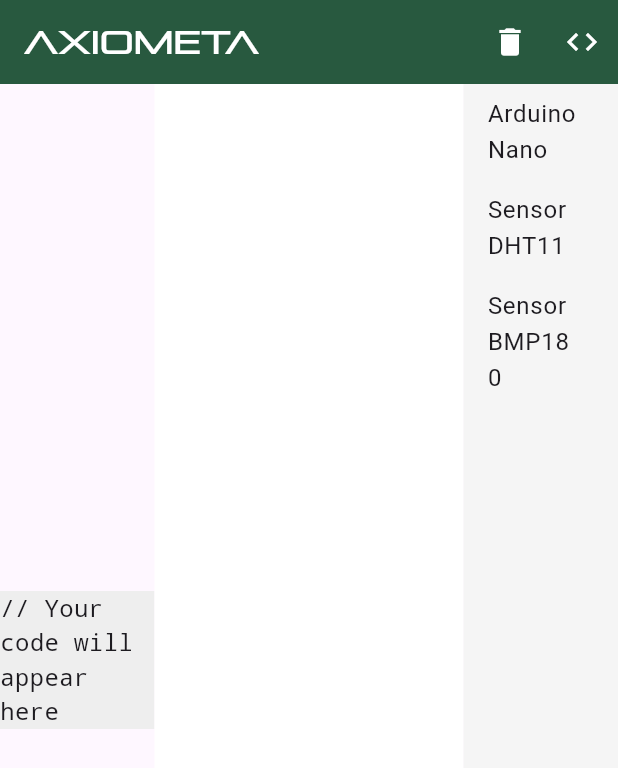
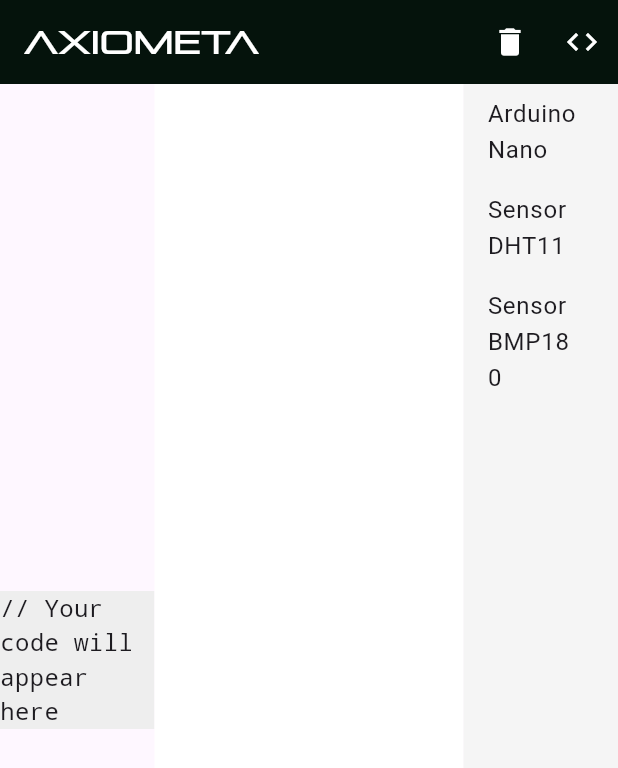
Before and after one commit to axiometa/axiometa_ai, a Flutter app: the screen it shows after launch, on a phone screen of 412 x 824 dp. Shown: the top 768 px of the screen. Run offline on Flutter 3.47's test engine with Material 3 defaults, Android fonts, the phone set to English and light mode, and no system bars.

Commit message:
changed colors

```diff
--- a/lib/main.dart
+++ b/lib/main.dart
@@ -148,7 +148,7 @@ void loop() {
           'AXIOMETA',
           style: TextStyle(color: Colors.white, fontFamily: 'Pirulen'),
         ),
-        backgroundColor: const Color.fromARGB(255, 40, 89, 63),
+        backgroundColor: Color.fromARGB(255, 5, 19, 12),
         actions: [
           if (!isProgrammingMode)
             IconButton(
--- a/pubspec.yaml
+++ b/pubspec.yaml
@@ -1,4 +1,4 @@
-name: axiometa
+name: Axiometa
 description: "UAB Axiometa Project. Artificial Inteligence guided design."
 publish_to: 'none' # Prevents accidental publishing to pub.dev
 
```
